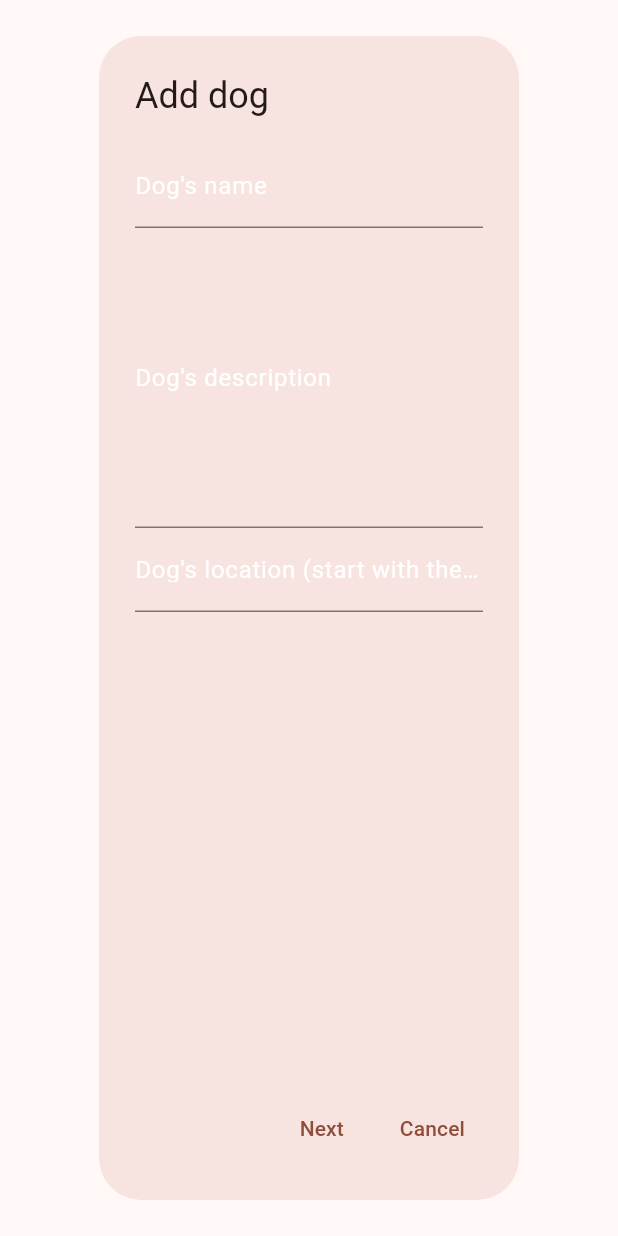
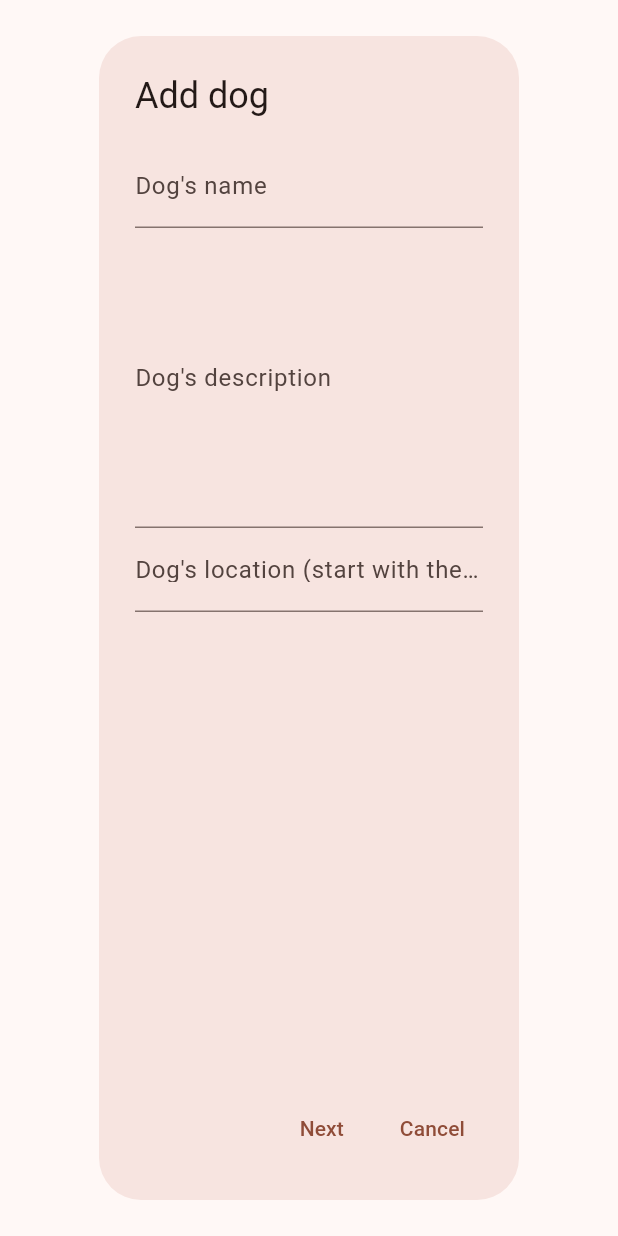
Before and after one commit to sandrawar/PerfectPaws, a Flutter app: the AddDogForm widget shown alone on an empty page, opened directly, on a phone screen of 412 x 824 dp. Run offline on Flutter 3.47's test engine with Material 3 defaults, Android fonts, the phone set to English and light mode, and no system bars; our stand-ins replace camera, cloud_firestore, connectivity_plus, firebase_auth, firebase_core, firebase_storage and 5 more; accounts and stored records are empty; generated files the repository leaves out were written again.

Commit message:
welcome mess sender corrected, small UI improvments

```diff
--- a/lib/auth/register_screen.dart
+++ b/lib/auth/register_screen.dart
@@ -86,7 +86,7 @@ class RegisterScreenState extends State<RegisterScreen> {
       await messagesSubCollection.add({
         'message': localizations!.welcomeMessage,
         'timestamp': FieldValue.serverTimestamp(),
-        'senderEmail' : "Perfect Paws"
+        'senderEmail': "Perfect Paws"
       });
     } catch (e) {
       if (mounted) {
--- a/lib/l10n/app_es.arb
+++ b/lib/l10n/app_es.arb
@@ -66,6 +66,6 @@
     "dogDeleted": "Cartel eliminado",
     "deleteDogQuestion": "¿Está seguro de que desea eliminar este cartel?",
     "deleteDogPermanent": "Esta acción será irreversible",
-    "emptySearch" : "",
-     "locationCapitalLetterCheck": "Location must start with a capital letter."
+    "emptySearch" : "No se encontraron resultados",
+     "locationCapitalLetterCheck": "La ubicación debe comenzar con una letra mayúscula."
 }
--- a/lib/messages/message_screen.dart
+++ b/lib/messages/message_screen.dart
@@ -100,7 +100,9 @@ class MessageScreenState extends State<MessageScreen> {
           children: [
             TextField(
               controller: _messageController,
-              decoration: InputDecoration(labelText: localizations.yourMessage, hintStyle: const TextStyle(color: Colors.white)),
+              decoration: InputDecoration(
+                  labelText: localizations.yourMessage,
+                  hintStyle: const TextStyle(color: Colors.white)),
               maxLines: 5,
               style: const TextStyle(color: Colors.white),
             ),
--- a/lib/volunteer_features/add_dog_form.dart
+++ b/lib/volunteer_features/add_dog_form.dart
@@ -77,6 +77,7 @@ class AddDogFormState extends State<AddDogForm> {
   }
 
   Future<void> _pickImageFromGallery() async {
+    final localizations = AppLocalizations.of(context)!;
     try {
       final XFile? pickedFile =
           await _picker.pickImage(source: ImageSource.gallery);
@@ -89,7 +90,7 @@ class AddDogFormState extends State<AddDogForm> {
     } catch (e) {
       if (mounted) {
         ScaffoldMessenger.of(context).showSnackBar(
-          const SnackBar(content: Text("Error")),
+          SnackBar(content: Text(localizations.error)),
         );
       }
     }
@@ -166,32 +167,28 @@ class AddDogFormState extends State<AddDogForm> {
           children: [
             TextFormField(
                 controller: _nameController,
-              decoration: InputDecoration(labelText: localizations.dogsName, labelStyle: const TextStyle(color: Colors.white)),
+                decoration: InputDecoration(labelText: localizations.dogsName),
                 validator: (value) {
                   if (value == null || value.isEmpty) {
                     return localizations.dogsNameNullCheck;
                   }
                   return null;
-              },
-            style: const TextStyle(color: Colors.white),
-            ),
+                }),
             TextFormField(
                 controller: _descriptionController,
                 decoration:
-                  InputDecoration(labelText: localizations.dogsDescription, labelStyle: const TextStyle(color: Colors.white)),
+                    InputDecoration(labelText: localizations.dogsDescription),
                 validator: (value) {
                   if (value == null || value.isEmpty) {
                     return localizations.dogsDescriptionNullCheck;
                   }
                   return null;
                 },
-            maxLines: 7,
-            style: const TextStyle(color: Colors.white),
-            ),
+                maxLines: 7),
             TextFormField(
                 controller: _locationController,
                 decoration:
-                  InputDecoration(labelText: localizations.dogsLocation, labelStyle: const TextStyle(color: Colors.white)),
+                    InputDecoration(labelText: localizations.dogsLocation),
                 validator: (value) {
                   if (value == null || value.isEmpty) {
                     return localizations.dogsLocationNullCheck;
@@ -200,9 +197,7 @@ class AddDogFormState extends State<AddDogForm> {
                     return localizations.locationCapitalLetterCheck;
                   }
                   return null;
-              },
-            style: const TextStyle(color: Colors.white),
-            ),
+                }),
           ],
         );
       case 1:
@@ -247,7 +242,7 @@ class AddDogFormState extends State<AddDogForm> {
         return Column(
           key: const ValueKey(2),
           children: [
-            Text(localizations.dogsBirthDate, style: const TextStyle(color: Colors.white),),
+            Text(localizations.dogsBirthDate),
             TextButton(
               onPressed: _selectBirthDate,
               child: Text(_birthDate != null
```
Also changed, not shown: lib/volunteer_features/dog_details_edit_screen.dart (+7 -1 lines). Lines whose indentation alone changed are shown as unchanged.
